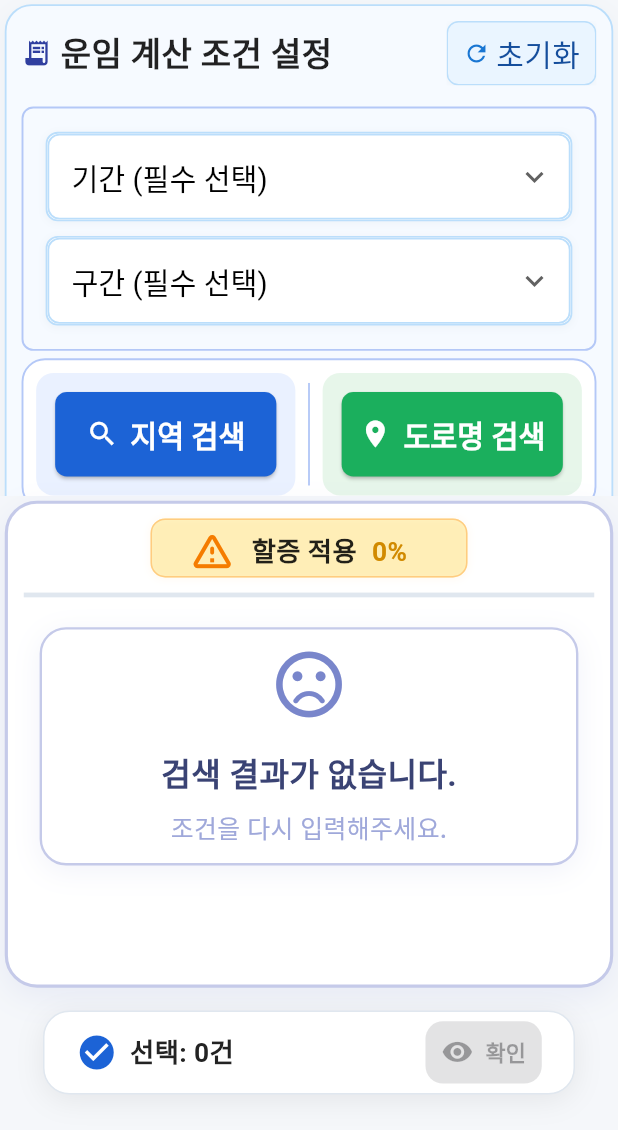
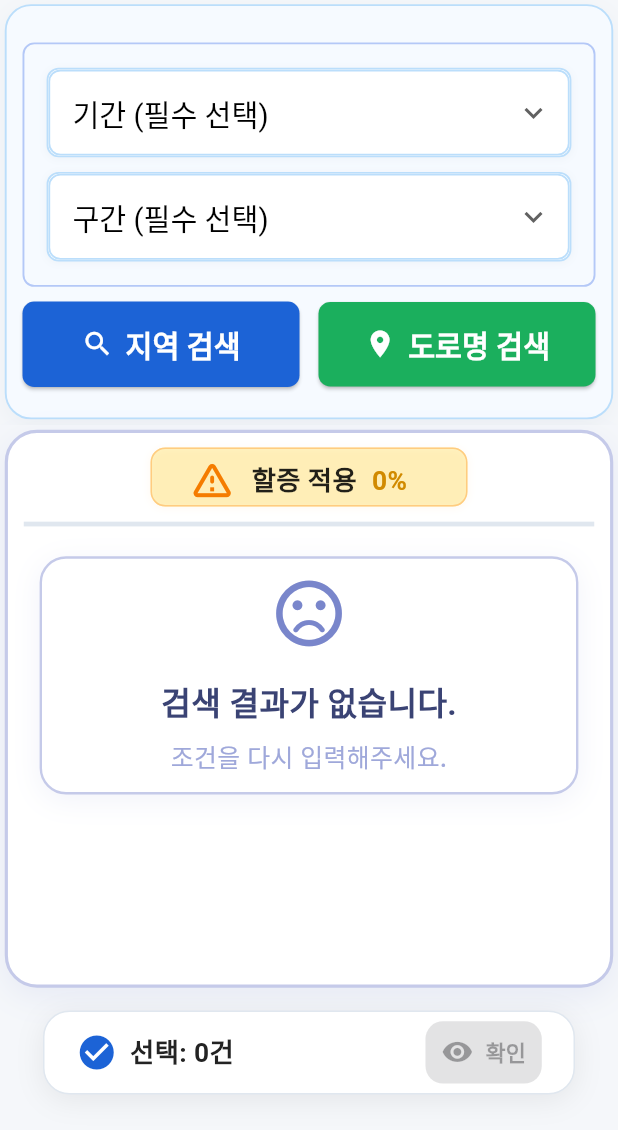
Before and after one commit to jang1231111/line-all-company, a Flutter app: the screen it shows after launch, on a phone screen of 412 x 824 dp, the part 106-1236 px from its top. Run offline on Flutter 3.47's test engine with Material 3 defaults, Android fonts, the phone set to English and light mode, and no system bars; our stand-ins replace dio, flutter_riverpod, flutter_screenutil, freezed_annotation, pretty_dio_logger.

Commit message:
🎨 빈응형 적용 및 UI 수정

```diff
--- a/lib/features/condition/presentation/pages/condition_form_page.dart
+++ b/lib/features/condition/presentation/pages/condition_form_page.dart
@@ -72,14 +72,6 @@ class ConditionFormPage extends ConsumerWidget {
               ],
             ),
             actions: [
-              // IconButton(
-              //   icon: const Icon(Icons.help_outline, color: Colors.white),
-              //   onPressed: () {},
-              // ),
-              // IconButton(
-              //   icon: const Icon(Icons.settings, color: Colors.white),
-              //   onPressed: () {},
-              // ),
               IconButton(
                 icon: const Icon(Icons.bar_chart_rounded, color: Colors.white),
                 tooltip: '통계',
@@ -98,7 +90,7 @@ class ConditionFormPage extends ConsumerWidget {
                   crossAxisAlignment: CrossAxisAlignment.start,
                   children: [
                     Expanded(child: ConditionFormWidget()),
-                    SizedBox(width: 16),
+                    SizedBox(width: 16.w),
                     Expanded(child: FareResultTable()),
                   ],
                 );
@@ -106,12 +98,17 @@ class ConditionFormPage extends ConsumerWidget {
                 return Column(
                   children: [
                     Expanded(
+                      flex: 9,
                       child: ListView(
                         padding: EdgeInsets.all(3.w),
-                        children: [ConditionFormWidget(), SizedBox(height: 12)],
+                        children: [
+                          ConditionFormWidget(),
+                          SizedBox(height: 10.h),
+                        ],
                       ),
                     ),
                     Expanded(
+                      flex: 12,
                       child: Padding(
                         padding: EdgeInsets.all(3.w),
                         child: FareResultTable(),
--- a/lib/features/condition/presentation/widgets/condition_form_widget.dart
+++ b/lib/features/condition/presentation/widgets/condition_form_widget.dart
@@ -1,15 +1,12 @@
 import 'package:flutter/material.dart';
 import 'package:flutter_riverpod/flutter_riverpod.dart';
+import 'package:flutter_screenutil/flutter_screenutil.dart'; // 반응형 패키지 추가
 import 'package:line_all/features/condition/domain/models/road_name_address.dart';
 import 'package:line_all/features/condition/presentation/providers/condition_provider.dart';
-import 'package:line_all/features/condition/presentation/viewmodel/condition_viewmodel.dart';
-import 'package:line_all/features/condition/presentation/widgets/header.dart';
 import 'package:line_all/features/condition/presentation/widgets/period_dropdown_row.dart';
 import 'package:line_all/features/condition/presentation/widgets/region_selectors_dialog.dart';
 import 'package:line_all/features/condition/presentation/widgets/road_name_search_dialog.dart';
 import 'package:line_all/features/condition/presentation/widgets/search_type_selector_row.dart';
-
-import '../../domain/models/condition.dart';
 
 class ConditionFormWidget extends ConsumerStatefulWidget {
   const ConditionFormWidget({super.key});
@@ -25,18 +22,12 @@ class _ConditionFormWidgetState extends ConsumerState<ConditionFormWidget> {
   final _typeFocusNode = FocusNode();
   final _sectionFocusNode = FocusNode();
 
-  // 각 입력란의 GlobalKey
   final _periodKey = GlobalKey();
   final _typeKey = GlobalKey();
   final _sectionKey = GlobalKey();
 
   bool _periodError = false;
   bool _sectionError = false;
-
-  @override
-  void initState() {
-    super.initState();
-  }
 
   @override
   void dispose() {
@@ -46,7 +37,6 @@ class _ConditionFormWidgetState extends ConsumerState<ConditionFormWidget> {
     super.dispose();
   }
 
-  // 스크롤 및 포커스 + 메시지
   Future<void> _focusAndScroll(
     GlobalKey key,
     FocusNode focusNode,
@@ -57,11 +47,13 @@ class _ConditionFormWidgetState extends ConsumerState<ConditionFormWidget> {
       key.currentContext!,
       duration: const Duration(milliseconds: 200),
       curve: Curves.easeInOut,
-      alignment: 0.2, // 위에서 약간 띄워서 보이게
+      alignment: 0.2,
     );
-    ScaffoldMessenger.of(
-      context,
-    ).showSnackBar(SnackBar(content: Text(message)));
+    ScaffoldMessenger.of(context).showSnackBar(
+      SnackBar(
+        content: Text(message, style: TextStyle(fontSize: 18.sp)),
+      ),
+    );
   }
 
   void _validateAndHandleSearchType(Function onValid) async {
@@ -89,7 +81,7 @@ class _ConditionFormWidgetState extends ConsumerState<ConditionFormWidget> {
 
     return Center(
       child: ConstrainedBox(
-        constraints: const BoxConstraints(maxWidth: 1100),
+        constraints: BoxConstraints(maxWidth: 1100.w),
         child: Form(
           key: _formKey,
           child: Column(
@@ -99,30 +91,31 @@ class _ConditionFormWidgetState extends ConsumerState<ConditionFormWidget> {
               Container(
                 decoration: BoxDecoration(
                   color: const Color(0xFFF6FAFF),
-                  borderRadius: BorderRadius.circular(18),
-                  border: Border.all(color: Colors.blue.shade100, width: 1.2),
+                  borderRadius: BorderRadius.circular(18.r),
+                  border: Border.all(color: Colors.blue.shade100, width: 1.2.w),
                   boxShadow: [
                     BoxShadow(
                       color: Colors.blueGrey.withOpacity(0.06),
-                      blurRadius: 12,
-                      offset: const Offset(0, 4),
+                      blurRadius: 12.r,
+                      offset: Offset(0, 4.h),
                     ),
                   ],
                 ),
                 margin: EdgeInsets.zero,
-                padding: const EdgeInsets.all(10),
+                padding: EdgeInsets.all(10.w),
                 child: Column(
                   mainAxisSize: MainAxisSize.min,
                   crossAxisAlignment: CrossAxisAlignment.start,
                   children: [
-                    Header(
-                      title: '운임 계산 조건 설정',
-                      leadingIcon: Icons.receipt_long,
-                      onReset: () {
-                        viewModel.update(Condition());
-                      },
-                    ),
-                    const SizedBox(height: 14),
+                    // Header(
+                    //   title: '운임 계산 조건 설정',
+                    //   leadingIcon: Icons.receipt_long,
+                    //   onReset: () {
+                    //     viewModel.update(Condition());
+                    //   },
+                    //   titleStyle: TextStyle(fontSize: 20.sp, fontWeight: FontWeight.bold), // 제목 크게
+                    // ),
+                    SizedBox(height: 14.h),
                     // Period
                     PeriodDropdownRow(
                       key: _periodKey,
@@ -132,11 +125,10 @@ class _ConditionFormWidgetState extends ConsumerState<ConditionFormWidget> {
                       typeKey: _typeKey,
                       sectionKey: _sectionKey,
                     ),
-                    const SizedBox(height: 5),
+                    SizedBox(height: 10.h),
                     SearchTypeSelectorRow(
                       onRegionSearch: () {
                         _validateAndHandleSearchType(() {
-                          // 지역 검색 다이얼로그 띄우기
                           showDialog(
                             context: context,
                             builder: (context) => const RegionSelectorsDialog(),
@@ -145,7 +137,6 @@ class _ConditionFormWidgetState extends ConsumerState<ConditionFormWidget> {
                       },
                       onRoadNameSearch: () {
                         _validateAndHandleSearchType(() async {
-                          // 도로명 검색 다이얼로그 띄우기
                           RoadNameAddress? result = await showDialog(
                             context: context,
                             builder: (context) => const RoadNameSearchDialog(),
@@ -156,33 +147,7 @@ class _ConditionFormWidgetState extends ConsumerState<ConditionFormWidget> {
                         });
                       },
                     ),
-                    // const SizedBox(height: 10),
-                    // const RegionSelectors(),
-                    const SizedBox(height: 18),
-                    // 검색 버튼 추가
-                    // SizedBox(
-                    //   width: double.infinity,
-                    //   child: ElevatedButton.icon(
-                    //     style: ElevatedButton.styleFrom(
-                    //       backgroundColor: const Color(0xFF154E9C),
-                    //       foregroundColor: Colors.white,
-                    //       padding: const EdgeInsets.symmetric(vertical: 16),
-                    //       shape: RoundedRectangleBorder(
-                    //         borderRadius: BorderRadius.circular(8),
-                    //       ),
-                    //       textStyle: const TextStyle(
-                    //         fontWeight: FontWeight.bold,
-                    //         fontSize: 16,
-                    //       ),
-                    //       elevation: 0,
-                    //     ),
-                    //     onPressed: () async {
-                    //       // await viewModel.searchByRegion();
-                    //     },
-                    //     icon: const Icon(Icons.search),
-                    //     label: const Text('검색'),
-                    //   ),
-                    // ),
+                    SizedBox(height: 10.h),
                   ],
                 ),
               ),
--- a/lib/features/condition/presentation/widgets/header.dart
+++ b/lib/features/condition/presentation/widgets/header.dart
@@ -1,14 +1,18 @@
 // new extracted header widget
 import 'package:flutter/material.dart';
+import 'package:flutter_screenutil/flutter_screenutil.dart';
 
 class Header extends StatelessWidget {
   final String title;
   final VoidCallback onReset;
-  final IconData? leadingIcon; // 추가: 아이콘 선택 가능
+  final IconData? leadingIcon;
+  final TextStyle? titleStyle;
+
   const Header({
     required this.title,
     required this.onReset,
     this.leadingIcon,
+    this.titleStyle,
     super.key,
   });
 
@@ -20,52 +24,53 @@ class Header extends StatelessWidget {
         Row(
           children: [
             if (leadingIcon != null) ...[
-              Icon(leadingIcon, color:  Colors.indigo[700], size: 20),
-              const SizedBox(width: 6),
+              Icon(leadingIcon, color: Colors.indigo[700], size: 28.sp),
+              SizedBox(width: 10.w),
             ],
             Text(
               title,
-              style: const TextStyle(
-                fontWeight: FontWeight.bold,
-                fontSize: 22,
-                color: Colors.black87,
-              ),
+              style: titleStyle ??
+                  TextStyle(
+                    fontWeight: FontWeight.bold,
+                    fontSize: 28.sp,
+                    color: Colors.black87,
+                  ),
             ),
           ],
         ),
         Container(
           decoration: BoxDecoration(
             color: Colors.white,
-            borderRadius: BorderRadius.circular(8),
+            borderRadius: BorderRadius.circular(10.r),
           ),
           child: Material(
             color: Colors.transparent,
             child: Ink(
               decoration: BoxDecoration(
                 color: const Color(0xFFEAF5FF),
-                borderRadius: BorderRadius.circular(8),
+                borderRadius: BorderRadius.circular(10.r),
                 border: Border.all(color: Colors.blue.shade100),
                 boxShadow: [
                   BoxShadow(
                     color: Colors.blueGrey.withOpacity(0.06),
-                    blurRadius: 4,
-                    offset: const Offset(0, 1),
+                    blurRadius: 6.r,
+                    offset: Offset(0, 2.h),
                   ),
                 ],
               ),
               child: InkWell(
-                borderRadius: BorderRadius.circular(8),
+                borderRadius: BorderRadius.circular(10.r),
                 onTap: onReset,
                 child: Padding(
-                  padding: const EdgeInsets.symmetric(horizontal: 10, vertical: 6),
+                  padding: EdgeInsets.symmetric(horizontal: 14.w, vertical: 8.h),
                   child: Row(
                     children: [
-                      Icon(Icons.refresh, size: 18, color: Colors.blue[700]),
-                      const SizedBox(width: 4),
-                      const Text(
+                      Icon(Icons.refresh, size: 22.sp, color: Colors.blue[700]),
+                      SizedBox(width: 6.w),
+                      Text(
                         '초기화',
                         style: TextStyle(
-                          fontSize: 20,
+                          fontSize: 14.sp,
                           color: Color(0xFF154E9C),
                           fontWeight: FontWeight.w500,
                         ),
--- a/lib/features/condition/presentation/widgets/search_type_selector_row.dart
+++ b/lib/features/condition/presentation/widgets/search_type_selector_row.dart
@@ -16,19 +16,11 @@ class SearchTypeSelectorRow extends ConsumerWidget {
     return Column(
       crossAxisAlignment: CrossAxisAlignment.start,
       children: [
-        Container(
-          decoration: BoxDecoration(
-            color: Colors.white,
-            borderRadius: BorderRadius.circular(16.r),
-            border: Border.all(color: const Color(0xFFB4C8F7), width: 1.2.w),
-          ),
-          padding: EdgeInsets.all(8.w),
-          child: Row(
+        Row(
           children: [
             // 빠른 행선지 검색 카드
             Expanded(
               child: Container(
-                  padding: EdgeInsets.all(12.w),
                 decoration: BoxDecoration(
                   color: const Color(0xFFEAF1FF),
                   borderRadius: BorderRadius.circular(12.r),
@@ -45,16 +37,16 @@ class SearchTypeSelectorRow extends ConsumerWidget {
                           shape: RoundedRectangleBorder(
                             borderRadius: BorderRadius.circular(8.r),
                           ),
-                            padding: EdgeInsets.symmetric(
-                              vertical: 14.h,
-                              horizontal: 14.w,
-                            ),
+
                           minimumSize: Size(0, 40.h),
                         ),
                         icon: Icon(Icons.search, size: 22.sp),
                         label: Text(
                           '지역 검색',
-                            style: TextStyle(fontSize: 20.sp, fontWeight: FontWeight.bold),
+                          style: TextStyle(
+                            fontSize: 20.sp,
+                            fontWeight: FontWeight.bold,
+                          ),
                         ),
                         onPressed: onRegionSearch,
                       ),
@@ -63,17 +55,18 @@ class SearchTypeSelectorRow extends ConsumerWidget {
                 ),
               ),
             ),
+
+            SizedBox(width: 12.w),
             // 세로 구분선
-              Container(
-                width: 1.2.w,
-                height: 70.h,
-                margin: EdgeInsets.symmetric(horizontal: 8.w),
-                color: const Color(0xFFB4C8F7),
-              ),
-              // 도로명 검색 카드
+            // Container(
+            //   width: 1.2.w,
+            //   height: 70.h,
+            //   margin: EdgeInsets.symmetric(horizontal: 8.w),
+            //   color: const Color(0xFFB4C8F7),
+            // ),
+            // // 도로명 검색 카드
             Expanded(
               child: Container(
-                  padding: EdgeInsets.all(12.w),
                 decoration: BoxDecoration(
                   color: const Color(0xFFE7F6EA),
                   borderRadius: BorderRadius.circular(12.r),
@@ -95,7 +88,10 @@ class SearchTypeSelectorRow extends ConsumerWidget {
                         icon: Icon(Icons.location_on, size: 22.sp),
                         label: Text(
                           '도로명 검색',
-                            style: TextStyle(fontSize: 20.sp, fontWeight: FontWeight.bold),
+                          style: TextStyle(
+                            fontSize: 20.sp,
+                            fontWeight: FontWeight.bold,
+                          ),
                         ),
                         onPressed: onRoadNameSearch,
                       ),
@@ -106,7 +102,6 @@ class SearchTypeSelectorRow extends ConsumerWidget {
             ),
           ],
         ),
-        ),
       ],
     );
   }
--- a/lib/main.dart
+++ b/lib/main.dart
@@ -3,7 +3,7 @@ import 'package:flutter_riverpod/flutter_riverpod.dart';
 import 'package:line_all/common/theme/app_theme.dart';
 
 import 'features/condition/presentation/pages/condition_form_page.dart';
-import 'features/statistics/presentation/pages/statistics_page.dart';
+import 'features/condition/presentation/pages/statistics_page.dart';
 
 void main() {
   runApp(const ProviderScope(child: MyApp()));
```
Also changed, not shown: lib/features/condition/presentation/pages/statisctics_page.dart (deleted), lib/features/condition/presentation/pages/statistics_page.dart (renamed from lib/features/statistics/presentation/pages/statistics_page.dart). Lines whose indentation alone changed are shown as unchanged.
